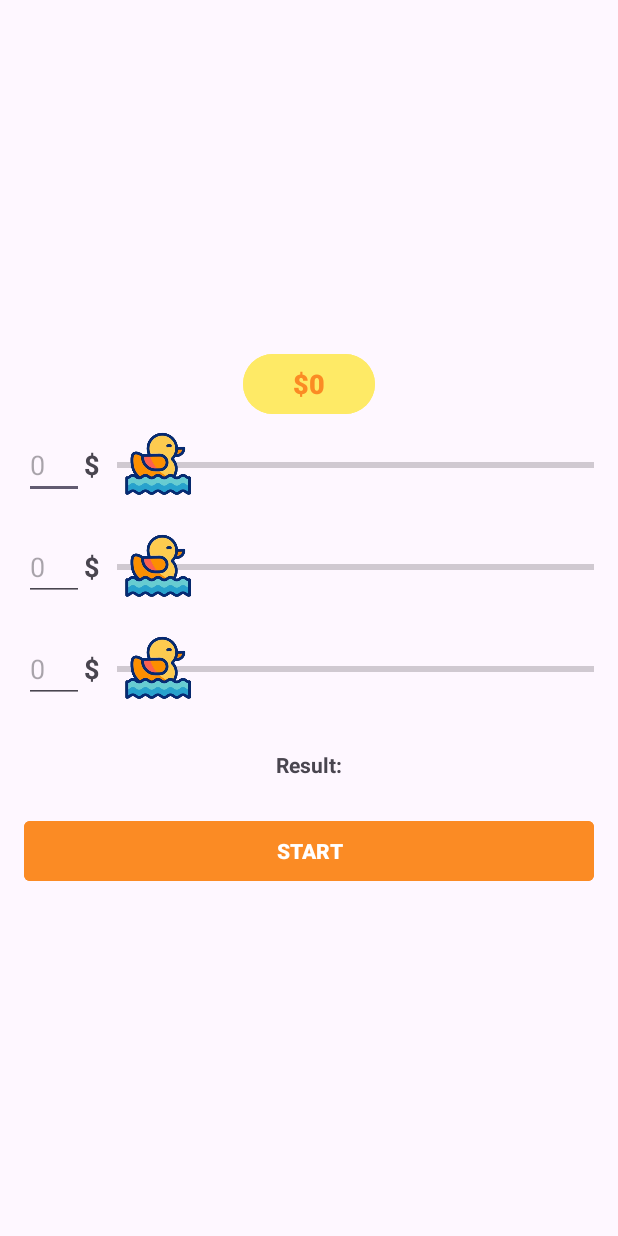
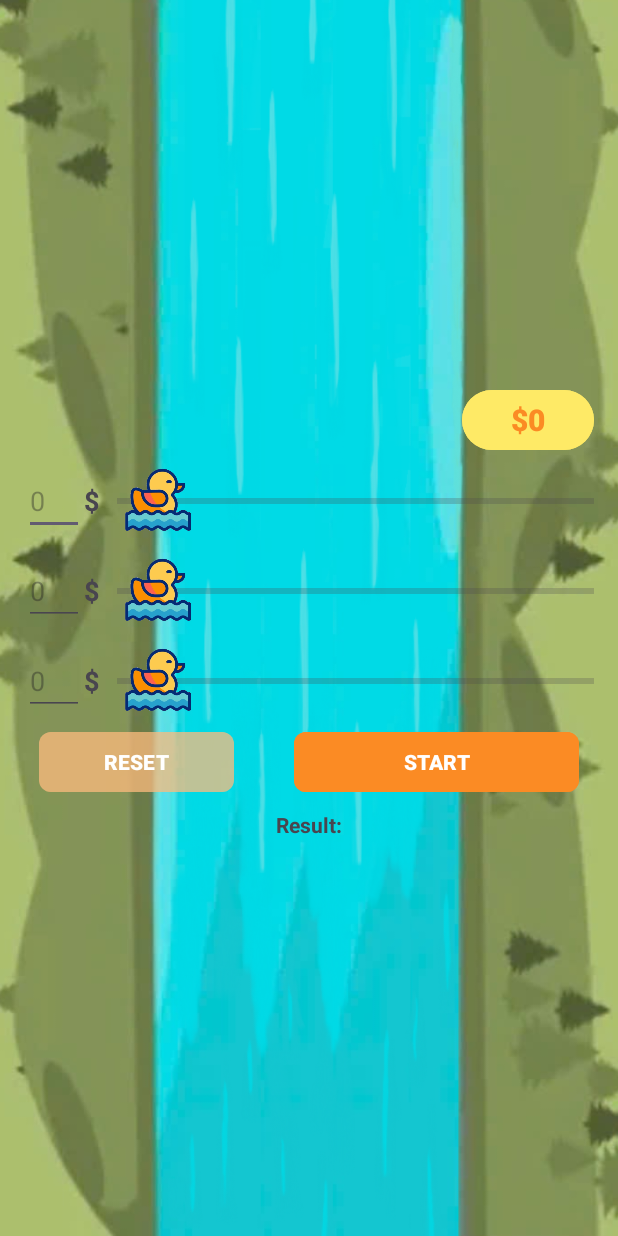
Before and after one commit to PanpaKawaii/MiniProject, an Android app: the RacingActivity screen opened directly, with no data from a screen before it, on a phone screen of 412 x 824 dp. Run offline under Robolectric (Android 15) with nearby library versions, the phone set to English and light mode, and no system bars.

Commit message:
Add background

```diff
--- a/app/src/main/res/layout/activity_racing.xml
+++ b/app/src/main/res/layout/activity_racing.xml
@@ -4,6 +4,7 @@
     xmlns:tools="http://schemas.android.com/tools"
     android:layout_width="match_parent"
     android:layout_height="match_parent"
+    android:background="@drawable/river_bg"
     android:gravity="center"
     android:orientation="vertical"
     android:padding="16dp"
@@ -14,11 +15,11 @@
         android:id="@+id/btnMoney"
         android:layout_width="wrap_content"
         android:layout_height="wrap_content"
-        android:gravity="center"
+        android:layout_gravity="end"
+        android:backgroundTint="#FEEA66"
         android:text="$0"
         android:textColor="#fb8b24"
-        android:backgroundTint="#FEEA66"
-        android:textSize="18sp"
+        android:textSize="20sp"
         android:textStyle="bold" />
 
     <!-- Race tracks -->
@@ -26,7 +27,6 @@
     <LinearLayout
         android:layout_width="match_parent"
         android:layout_height="wrap_content"
-        android:layout_marginBottom="8dp"
         android:gravity="center"
         android:orientation="horizontal">
 
@@ -75,7 +75,6 @@
     <LinearLayout
         android:layout_width="match_parent"
         android:layout_height="wrap_content"
-        android:layout_marginBottom="8dp"
         android:gravity="center"
         android:orientation="horizontal">
 
@@ -124,7 +123,6 @@
     <LinearLayout
         android:layout_width="match_parent"
         android:layout_height="wrap_content"
-        android:layout_marginBottom="8dp"
         android:gravity="center"
         android:orientation="horizontal">
 
@@ -169,24 +167,43 @@
 
     </LinearLayout>
 
-    <!-- Result and control -->
+    <LinearLayout
+        android:layout_width="wrap_content"
+        android:layout_height="wrap_content"
+        android:minWidth="360dp"
+        android:orientation="horizontal"
+        android:weightSum="7">
+
+        <Button
+            android:id="@+id/btnReset"
+            android:layout_width="0dp"
+            android:layout_height="wrap_content"
+            android:layout_marginRight="40dp"
+            android:layout_weight="2"
+            android:backgroundTint="#80fdbc7f"
+            android:text="RESET"
+            android:textStyle="bold"
+            app:cornerRadius="8dp" />
+
+        <Button
+            android:id="@+id/btnStart"
+            android:layout_width="0dp"
+            android:layout_height="wrap_content"
+            android:layout_weight="5"
+            android:backgroundTint="#fb8b24"
+            android:text="START"
+            android:textStyle="bold"
+            app:cornerRadius="8dp" />
+
+    </LinearLayout>
+
     <TextView
         android:id="@+id/tvResult"
         android:layout_width="match_parent"
         android:layout_height="wrap_content"
         android:gravity="center"
-        android:padding="16dp"
+        android:padding="8dp"
         android:text="Result:"
         android:textStyle="bold" />
 
-    <Button
-        android:id="@+id/btnStart"
-        android:layout_width="match_parent"
-        android:layout_height="wrap_content"
-        android:layout_marginTop="8dp"
-        android:text="START"
-        android:backgroundTint="#fb8b24"
-        android:textStyle="bold"
-        app:cornerRadius="4dp"/>
-
 </LinearLayout>
```
Also changed, not shown: app/src/main/res/drawable-land/river_bg.png (added), app/src/main/res/drawable-port/river_bg.png (added).
